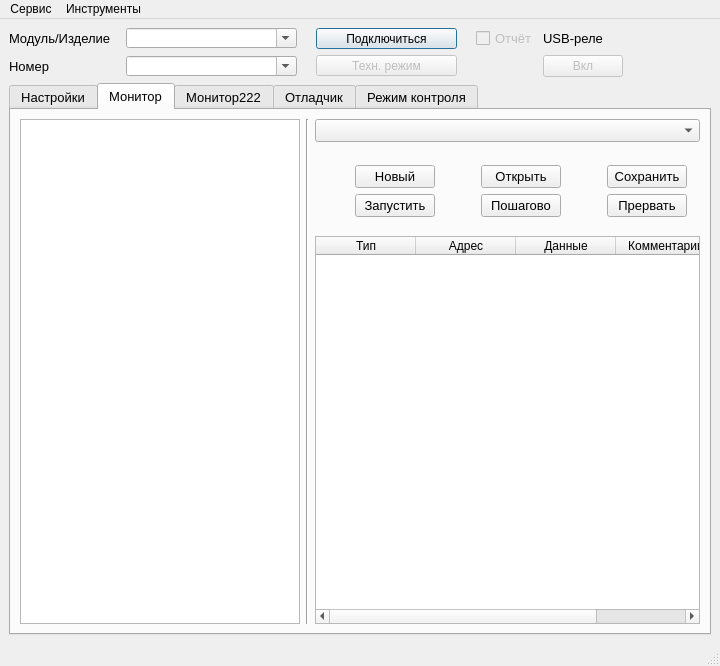
TamaraSoloveva/MonServ, file mainwindow.ui: the form before one commit.
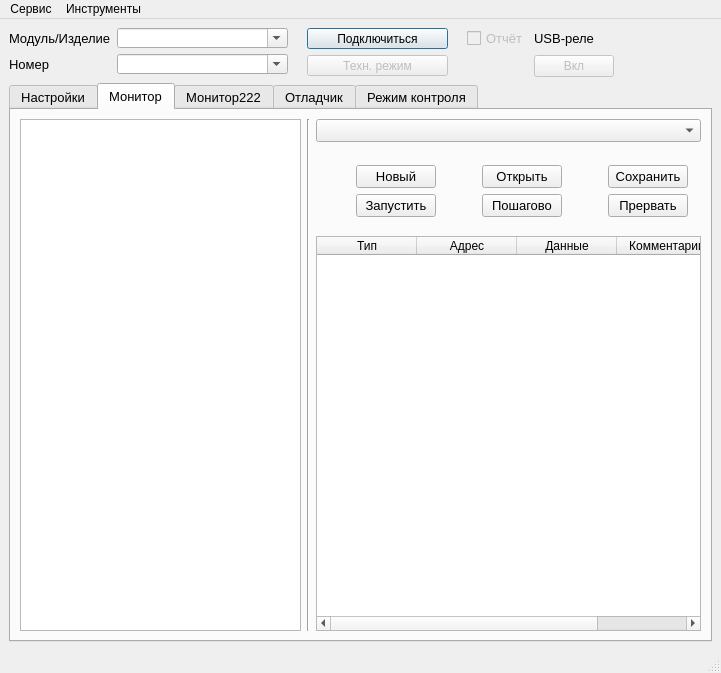
The form after the commit. The open tabs and pages were chosen to show the change. Icons and pictures are not drawn.

```diff
--- a/mainwindow.ui
+++ b/mainwindow.ui
@@ -6,8 +6,8 @@
    <rect>
     <x>0</x>
     <y>0</y>
-    <width>720</width>
-    <height>666</height>
+    <width>721</width>
+    <height>673</height>
    </rect>
   </property>
   <property name="windowTitle">
@@ -27,107 +27,12 @@
      <height>611</height>
     </size>
    </property>
-   <layout class="QGridLayout" name="gridLayout_15">
+   <layout class="QGridLayout" name="gridLayout_12">
     <item row="0" column="0">
-     <layout class="QGridLayout" name="TopLayout">
-      <item row="0" column="2">
-       <widget class="QPushButton" name="pushButton">
-        <property name="minimumSize">
-         <size>
-          <width>141</width>
-          <height>21</height>
-         </size>
-        </property>
-        <property name="maximumSize">
-         <size>
-          <width>141</width>
-          <height>21</height>
-         </size>
-        </property>
-        <property name="baseSize">
-         <size>
-          <width>0</width>
-          <height>0</height>
-         </size>
-        </property>
-        <property name="font">
-         <font>
-          <pointsize>9</pointsize>
-         </font>
-        </property>
-        <property name="text">
-         <string>Подключиться</string>
-        </property>
-        <property name="icon">
-         <iconset>
-          <normaloff>../../../../../.designer/backup/ConnectCom.bmp</normaloff>
-          <disabledoff>../../../../../.designer/backup/DisconCom.bmp</disabledoff>
-          <activeoff>../../../../../.designer/backup/ConnectCom.bmp</activeoff>
-          <selectedoff>../../../../../.designer/backup/DisconCom.bmp</selectedoff>../../../../../.designer/backup/ConnectCom.bmp</iconset>
-        </property>
-        <property name="checkable">
-         <bool>true</bool>
-        </property>
-        <property name="checked">
-         <bool>false</bool>
-        </property>
-        <property name="default">
-         <bool>true</bool>
-        </property>
-        <property name="flat">
-         <bool>false</bool>
-        </property>
-       </widget>
-      </item>
-      <item row="1" column="2">
-       <widget class="QPushButton" name="pushButton_2">
-        <property name="enabled">
-         <bool>false</bool>
-        </property>
-        <property name="minimumSize">
-         <size>
-          <width>141</width>
-          <height>21</height>
-         </size>
-        </property>
-        <property name="maximumSize">
-         <size>
-          <width>141</width>
-          <height>21</height>
-         </size>
-        </property>
-        <property name="font">
-         <font>
-          <pointsize>9</pointsize>
-         </font>
-        </property>
-        <property name="text">
-         <string>Техн. режим</string>
-        </property>
-       </widget>
-      </item>
-      <item row="0" column="3">
-       <spacer name="horizontalSpacer_12">
-        <property name="orientation">
-         <enum>Qt::Horizontal</enum>
-        </property>
-        <property name="sizeType">
-         <enum>QSizePolicy::Fixed</enum>
-        </property>
-        <property name="sizeHint" stdset="0">
-         <size>
-          <width>13</width>
-          <height>20</height>
-         </size>
-        </property>
-       </spacer>
-      </item>
-      <item row="0" column="0">
-       <layout class="QHBoxLayout" name="horizontalLayout">
-        <property name="spacing">
-         <number>15</number>
-        </property>
-        <item>
+     <layout class="QHBoxLayout" name="horizontalLayout">
+      <item>
+       <layout class="QFormLayout" name="formLayout">
+        <item row="0" column="0">
          <widget class="QLabel" name="label_2">
           <property name="font">
            <font>
@@ -139,7 +44,7 @@
           </property>
          </widget>
         </item>
-        <item>
+        <item row="0" column="1">
          <widget class="QComboBox" name="comboBox">
           <property name="minimumSize">
            <size>
@@ -161,30 +66,7 @@
           </property>
          </widget>
         </item>
-       </layout>
-      </item>
-      <item row="0" column="1">
-       <spacer name="horizontalSpacer_10">
-        <property name="orientation">
-         <enum>Qt::Horizontal</enum>
-        </property>
-        <property name="sizeType">
-         <enum>QSizePolicy::Fixed</enum>
-        </property>
-        <property name="sizeHint" stdset="0">
-         <size>
-          <width>13</width>
-          <height>20</height>
-         </size>
-        </property>
-       </spacer>
-      </item>
-      <item row="1" column="0">
-       <layout class="QHBoxLayout" name="horizontalLayout_2">
-        <property name="spacing">
-         <number>73</number>
-        </property>
-        <item>
+        <item row="1" column="0">
          <widget class="QLabel" name="label_3">
           <property name="font">
            <font>
@@ -196,7 +78,7 @@
           </property>
          </widget>
         </item>
-        <item>
+        <item row="1" column="1">
          <widget class="QComboBox" name="comboBox_2">
           <property name="minimumSize">
            <size>
@@ -217,21 +99,124 @@
         </item>
        </layout>
       </item>
-      <item row="1" column="5">
-       <spacer name="horizontalSpacer_9">
-        <property name="orientation">
-         <enum>Qt::Horizontal</enum>
-        </property>
-        <property name="sizeHint" stdset="0">
-         <size>
-          <width>68</width>
-          <height>20</height>
-         </size>
-        </property>
-       </spacer>
+      <item>
+       <layout class="QVBoxLayout" name="verticalLayout_24">
+        <item>
+         <spacer name="horizontalSpacer_10">
+          <property name="orientation">
+           <enum>Qt::Horizontal</enum>
+          </property>
+          <property name="sizeType">
+           <enum>QSizePolicy::Fixed</enum>
+          </property>
+          <property name="sizeHint" stdset="0">
+           <size>
+            <width>13</width>
+            <height>20</height>
+           </size>
+          </property>
+         </spacer>
+        </item>
+        <item>
+         <spacer name="horizontalSpacer_11">
+          <property name="orientation">
+           <enum>Qt::Horizontal</enum>
+          </property>
+          <property name="sizeType">
+           <enum>QSizePolicy::Fixed</enum>
+          </property>
+          <property name="sizeHint" stdset="0">
+           <size>
+            <width>13</width>
+            <height>20</height>
+           </size>
+          </property>
+         </spacer>
+        </item>
+       </layout>
       </item>
-      <item row="1" column="1">
-       <spacer name="horizontalSpacer_11">
+      <item>
+       <layout class="QVBoxLayout" name="verticalLayout_25">
+        <item>
+         <widget class="QPushButton" name="pushButton">
+          <property name="minimumSize">
+           <size>
+            <width>141</width>
+            <height>21</height>
+           </size>
+          </property>
+          <property name="maximumSize">
+           <size>
+            <width>141</width>
+            <height>21</height>
+           </size>
+          </property>
+          <property name="baseSize">
+           <size>
+            <width>0</width>
+            <height>0</height>
+           </size>
+          </property>
+          <property name="font">
+           <font>
+            <pointsize>9</pointsize>
+           </font>
+          </property>
+          <property name="text">
+           <string>Подключиться</string>
+          </property>
+          <property name="icon">
+           <iconset>
+            <normaloff>../../../../../.designer/backup/ConnectCom.bmp</normaloff>
+            <disabledoff>../../../../../.designer/backup/DisconCom.bmp</disabledoff>
+            <activeoff>../../../../../.designer/backup/ConnectCom.bmp</activeoff>
+            <selectedoff>../../../../../.designer/backup/DisconCom.bmp</selectedoff>../../../../../.designer/backup/ConnectCom.bmp</iconset>
+          </property>
+          <property name="checkable">
+           <bool>true</bool>
+          </property>
+          <property name="checked">
+           <bool>false</bool>
+          </property>
+          <property name="default">
+           <bool>true</bool>
+          </property>
+          <property name="flat">
+           <bool>false</bool>
+          </property>
+         </widget>
+        </item>
+        <item>
+         <widget class="QPushButton" name="pushButton_2">
+          <property name="enabled">
+           <bool>false</bool>
+          </property>
+          <property name="minimumSize">
+           <size>
+            <width>141</width>
+            <height>21</height>
+           </size>
+          </property>
+          <property name="maximumSize">
+           <size>
+            <width>141</width>
+            <height>21</height>
+           </size>
+          </property>
+          <property name="font">
+           <font>
+            <pointsize>9</pointsize>
+           </font>
+          </property>
+          <property name="text">
+           <string>Техн. режим</string>
+          </property>
+         </widget>
+        </item>
+       </layout>
+      </item>
+      <item>
+       <spacer name="horizontalSpacer_12">
         <property name="orientation">
          <enum>Qt::Horizontal</enum>
         </property>
@@ -246,7 +231,7 @@
         </property>
        </spacer>
       </item>
-      <item row="0" column="4" rowspan="2">
+      <item>
        <layout class="QGridLayout" name="gridLayout">
         <item row="0" column="1">
          <widget class="QLabel" name="label">
@@ -312,18 +297,35 @@
         </item>
        </layout>
       </item>
-      <item row="0" column="5">
-       <spacer name="horizontalSpacer_8">
-        <property name="orientation">
-         <enum>Qt::Horizontal</enum>
-        </property>
-        <property name="sizeHint" stdset="0">
-         <size>
-          <width>68</width>
-          <height>20</height>
-         </size>
-        </property>
-       </spacer>
+      <item>
+       <layout class="QVBoxLayout" name="verticalLayout_35">
+        <item>
+         <spacer name="horizontalSpacer_8">
+          <property name="orientation">
+           <enum>Qt::Horizontal</enum>
+          </property>
+          <property name="sizeHint" stdset="0">
+           <size>
+            <width>74</width>
+            <height>20</height>
+           </size>
+          </property>
+         </spacer>
+        </item>
+        <item>
+         <spacer name="horizontalSpacer_9">
+          <property name="orientation">
+           <enum>Qt::Horizontal</enum>
+          </property>
+          <property name="sizeHint" stdset="0">
+           <size>
+            <width>74</width>
+            <height>20</height>
+           </size>
+          </property>
+         </spacer>
+        </item>
+       </layout>
       </item>
      </layout>
     </item>
@@ -1007,23 +1009,30 @@
        </layout>
       </widget>
       <widget class="QWidget" name="tab_5">
+       <property name="layoutDirection">
+        <enum>Qt::LeftToRight</enum>
+       </property>
        <attribute name="title">
         <string>Монитор</string>
        </attribute>
        <layout class="QGridLayout" name="gridLayout_14">
         <item row="0" column="0">
-         <layout class="QGridLayout" name="gridLayout_12">
-          <item row="0" column="0">
-           <widget class="QPlainTextEdit" name="plainTextEdit"/>
+         <layout class="QHBoxLayout" name="horizontalLayout_2">
+          <item>
+           <layout class="QHBoxLayout" name="horizontalLayout_4">
+            <item>
+             <widget class="QTextEdit" name="textEdit"/>
+            </item>
+            <item>
+             <widget class="Line" name="line_3">
+              <property name="orientation">
+               <enum>Qt::Vertical</enum>
+              </property>
+             </widget>
+            </item>
+           </layout>
           </item>
-          <item row="0" column="1">
-           <widget class="Line" name="line_3">
-            <property name="orientation">
-             <enum>Qt::Vertical</enum>
-            </property>
-           </widget>
-          </item>
-          <item row="0" column="2">
+          <item>
            <layout class="QVBoxLayout" name="verticalLayout_2">
             <item>
              <widget class="QComboBox" name="comboBox_8"/>
@@ -3292,7 +3301,7 @@
     <rect>
      <x>0</x>
      <y>0</y>
-     <width>720</width>
+     <width>721</width>
      <height>21</height>
     </rect>
    </property>
```
Left out of the diff: 34 changed lines with no effect on the pictures.
